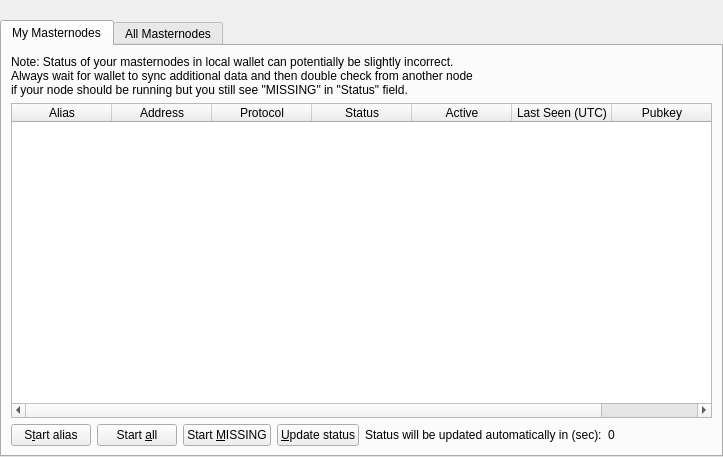
scryptachain/scrypta, file src/qt/forms/masternodelist.ui: the form before one commit.
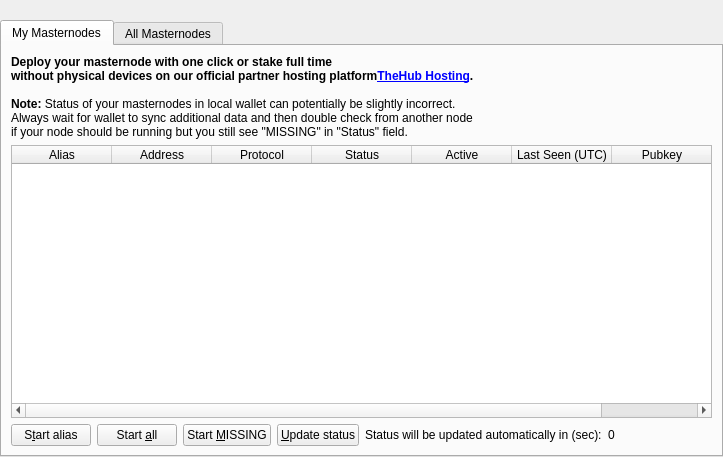
The form after the commit.

What changed in the file:
```diff
--- a/src/qt/forms/masternodelist.ui
+++ b/src/qt/forms/masternodelist.ui
@@ -67,7 +67,8 @@
              <item>
               <widget class="QLabel" name="updateNote">
                <property name="text">
-                <string>Note: Status of your masternodes in local wallet can potentially be slightly incorrect.&lt;br /&gt;Always wait for wallet to sync additional data and then double check from another node&lt;br /&gt;if your node should be running but you still see &quot;MISSING&quot; in &quot;Status&quot; field.</string>
+                <string>&lt;html&gt;&lt;head/&gt;&lt;body&gt;&lt;p&gt;&lt;span style=&quot; font-weight:600;&quot;&gt;Deploy your masternode with one click or stake full time&lt;br/&gt;without physical devices on our official partner hosting platform&lt;/span&gt;&lt;a href=&quot;https://thehub.host&quot;&gt;&lt;span style=&quot; font-weight:600; text-decoration: underline; color:#0000ff;&quot;&gt;TheHub Hosting&lt;/span&gt;&lt;/a&gt;&lt;span style=&quot; font-weight:600;&quot;&gt;. &lt;/span&gt;&lt;br/&gt;&lt;br&gt;&lt;span style=&quot; font-weight:600;&quot;&gt;
+Note: &lt;/span&gt;Status of your masternodes in local wallet can potentially be slightly incorrect.&lt;br /&gt;Always wait for wallet to sync additional data and then double check from another node&lt;br /&gt;if your node should be running but you still see &quot;MISSING&quot; in &quot;Status&quot; field.</string>
                </property>
               </widget>
              </item>
```
